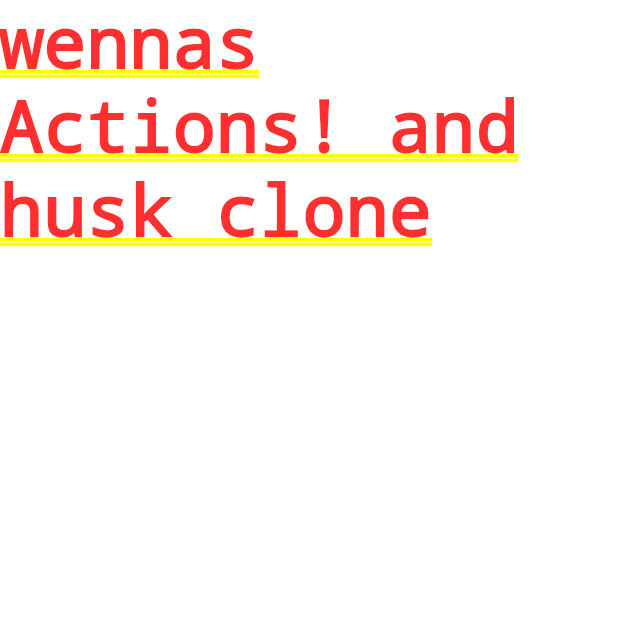
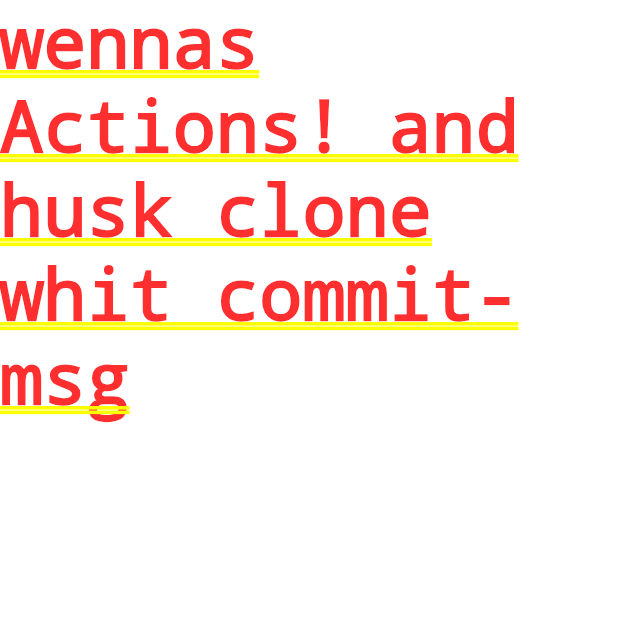
Before and after one commit to EstebanGitPro/Black_Moto, a Flutter app: the screen it shows after launch, on a phone screen of 412 x 824 dp, the top half of it. Run offline on Flutter 3.47's test engine with Material 3 defaults, Android fonts, the phone set to English and light mode, and no system bars.

Commit message:
test: add commit-msg

```diff
--- a/lib/main.dart
+++ b/lib/main.dart
@@ -10,7 +10,7 @@ class MyApp extends StatelessWidget {
   @override
   Widget build(BuildContext context) {
     return const MaterialApp(
-      home: Text('wennas Actions! and husk clone'),
+      home: Text('wennas Actions! and husk clone whit commit-msg'),
     );
   }
 }
```
Also changed, not shown: 2 other files.
